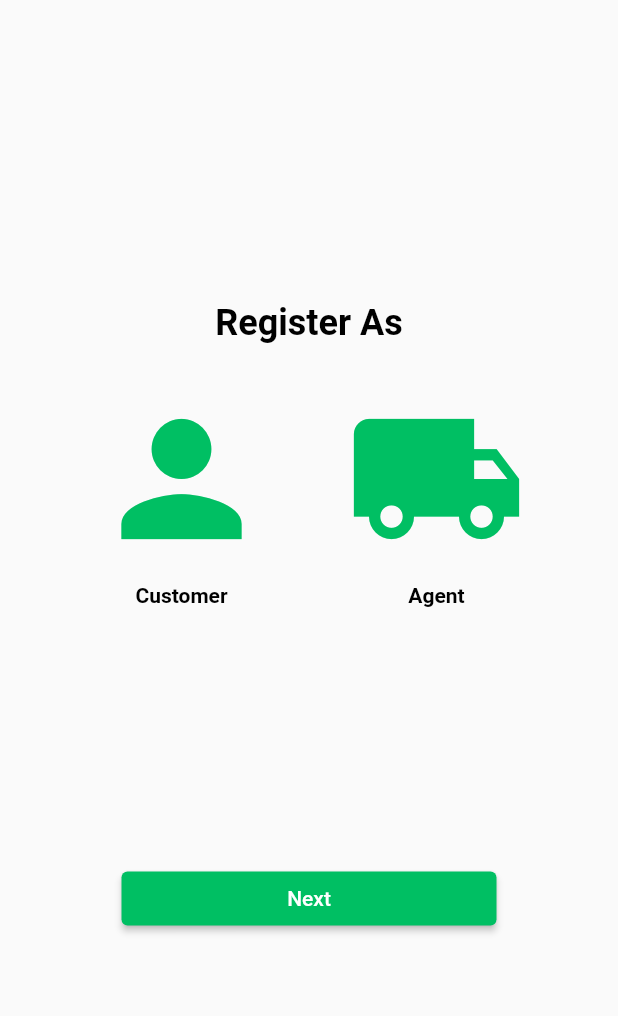
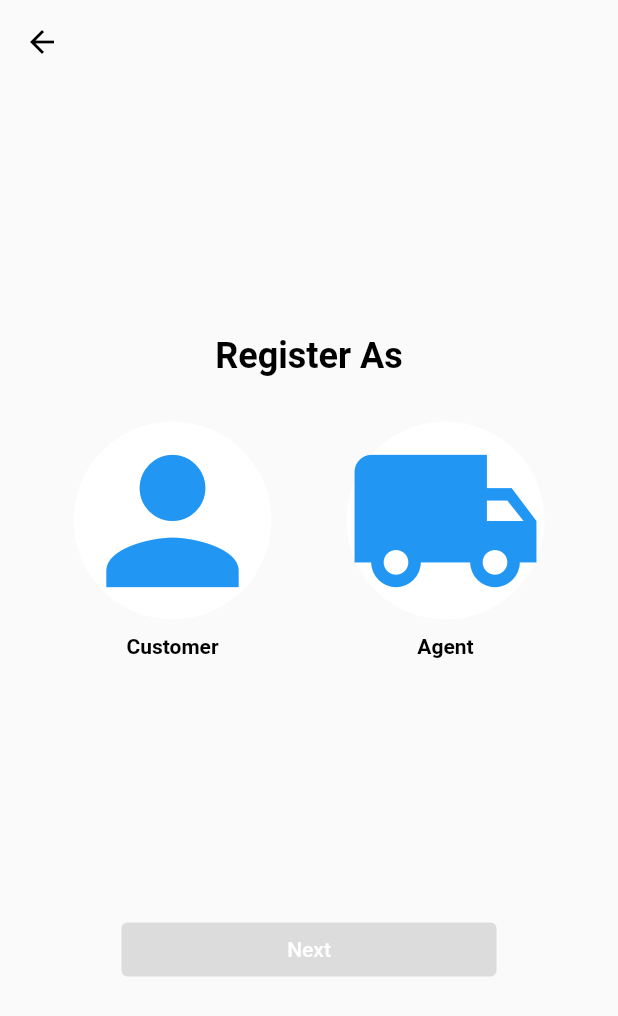
Before and after one commit to Perfect-Patience/trashout, a Flutter app: the RegisterScreen screen opened directly, on a phone screen of 412 x 824 dp. Shown: the top 1016 px of the screen. Run offline on Flutter 3.47's test engine with Material 2 defaults, Android fonts, the phone set to English and light mode, and no system bars; our stand-ins replace cloud_firestore, firebase_auth, firebase_core, flutter_otp_text_field, flutter_svg, font_awesome_flutter and 10 more; accounts and stored records are empty.

Commit message:
Update sign_in_as.dart

```diff
--- a/lib/screens/signIn/sign_in_as.dart
+++ b/lib/screens/signIn/sign_in_as.dart
@@ -1,12 +1,30 @@
 import 'package:flutter/material.dart';
-
 import 'agent_registration.dart';
 import 'customer_sign_in.dart';
 
-class RegisterScreen extends StatelessWidget {
+class RegisterScreen extends StatefulWidget {
+  @override
+  _RegisterScreenState createState() => _RegisterScreenState();
+}
+
+class _RegisterScreenState extends State<RegisterScreen> {
+  bool isCustomerSelected = false;
+  bool isAgentSelected = false;
+
   @override
   Widget build(BuildContext context) {
     return Scaffold(
+      appBar: AppBar(
+        leading: IconButton(
+          icon: Icon(Icons.arrow_back,
+              color: Colors.black), // Change color to black
+          onPressed: () {
+            Navigator.pop(context);
+          },
+        ),
+        backgroundColor: Colors.transparent,
+        elevation: 0,
+      ),
       body: Center(
         child: Padding(
           padding: EdgeInsets.symmetric(horizontal: 25),
@@ -29,16 +47,34 @@ class RegisterScreen extends StatelessWidget {
                     children: [
                       GestureDetector(
                         onTap: () {
-                          Navigator.push(
-                              context,
-                              MaterialPageRoute(
-                                  builder: (context) =>
-                                      FormPage())); // Perform action for customer selection
+                          setState(() {
+                            isCustomerSelected = true;
+                            isAgentSelected = false;
+                          });
                         },
-                        child: Icon(
-                          Icons.person,
-                          size: 120,
-                          color: Color(0xff00bf63),
+                        child: AnimatedContainer(
+                          duration: Duration(milliseconds: 200),
+                          curve: Curves.easeInOut,
+                          decoration: BoxDecoration(
+                            color:
+                                isCustomerSelected ? Colors.blue : Colors.white,
+                            borderRadius: BorderRadius.circular(72),
+                            boxShadow: isCustomerSelected
+                                ? [
+                                    BoxShadow(
+                                      color: Colors.blue.withOpacity(0.5),
+                                      blurRadius: 15,
+                                      offset: Offset(0, 10),
+                                    ),
+                                  ]
+                                : [],
+                          ),
+                          child: Icon(
+                            Icons.person,
+                            size: 132,
+                            color:
+                                isCustomerSelected ? Colors.white : Colors.blue,
+                          ),
                         ),
                       ),
                       SizedBox(height: 10),
@@ -56,16 +92,32 @@ class RegisterScreen extends StatelessWidget {
                     children: [
                       GestureDetector(
                         onTap: () {
-                          Navigator.push(
-                              context,
-                              MaterialPageRoute(
-                                  builder: (context) =>
-                                      DriverLicenseForm())); // Perform action for agent selection
+                          setState(() {
+                            isCustomerSelected = false;
+                            isAgentSelected = true;
+                          });
                         },
-                        child: Icon(
-                          Icons.local_shipping,
-                          size: 120,
-                          color: Color(0xff00bf63),
+                        child: AnimatedContainer(
+                          duration: Duration(milliseconds: 200),
+                          curve: Curves.easeInOut,
+                          decoration: BoxDecoration(
+                            color: isAgentSelected ? Colors.blue : Colors.white,
+                            borderRadius: BorderRadius.circular(72),
+                            boxShadow: isAgentSelected
+                                ? [
+                                    BoxShadow(
+                                      color: Colors.blue.withOpacity(0.5),
+                                      blurRadius: 15,
+                                      offset: Offset(0, 10),
+                                    ),
+                                  ]
+                                : [],
+                          ),
+                          child: Icon(
+                            Icons.local_shipping,
+                            size: 132,
+                            color: isAgentSelected ? Colors.white : Colors.blue,
+                          ),
                         ),
                       ),
                       SizedBox(height: 10),
@@ -85,11 +137,23 @@ class RegisterScreen extends StatelessWidget {
               SizedBox(
                 width: 250,
                 child: ElevatedButton(
-                  onPressed: () {
-                    // Perform action for Next button
-                  },
+                  onPressed: (isCustomerSelected || isAgentSelected)
+                      ? () {
+                          if (isCustomerSelected) {
+                            Navigator.push(
+                                context,
+                                MaterialPageRoute(
+                                    builder: (context) => FormPage()));
+                          } else if (isAgentSelected) {
+                            Navigator.push(
+                                context,
+                                MaterialPageRoute(
+                                    builder: (context) => DriverLicenseForm()));
+                          }
+                        }
+                      : null,
                   style: ElevatedButton.styleFrom(
-                    primary: Color(0xff00bf63),
+                    primary: Colors.green,
                   ),
                   child: Text(
                     'Next',
```
